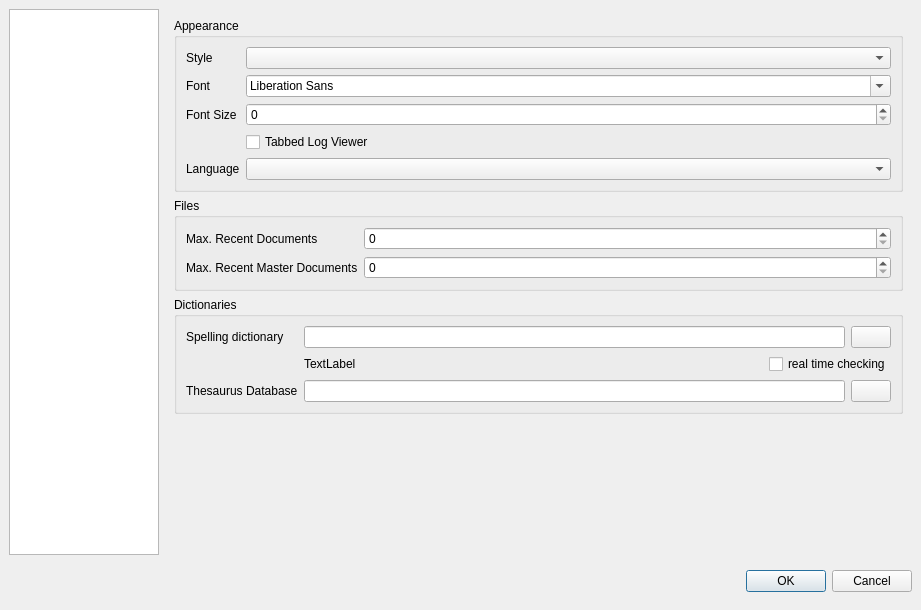
Qt form configdialog.ui (svn2github/texstudio-trunk) before a commit.
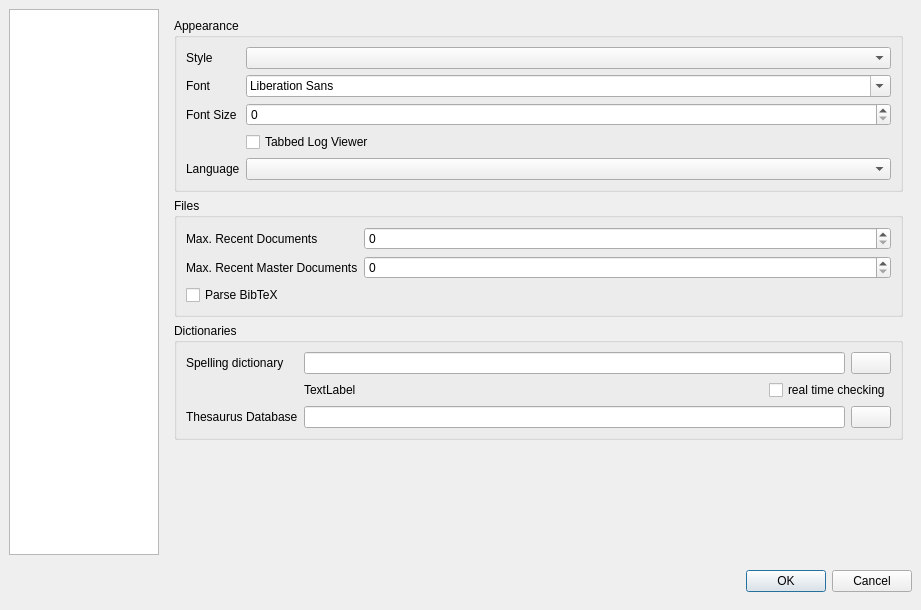
The same form after that commit. Icons and pictures are not drawn.

```diff
--- a/configdialog.ui
+++ b/configdialog.ui
@@ -301,6 +301,13 @@
             </property>
            </widget>
           </item>
+          <item row="2" column="0">
+           <widget class="QCheckBox" name="checkBoxParseBibTeX">
+            <property name="text">
+             <string>Parse BibTeX</string>
+            </property>
+           </widget>
+          </item>
          </layout>
         </widget>
        </item>
```
